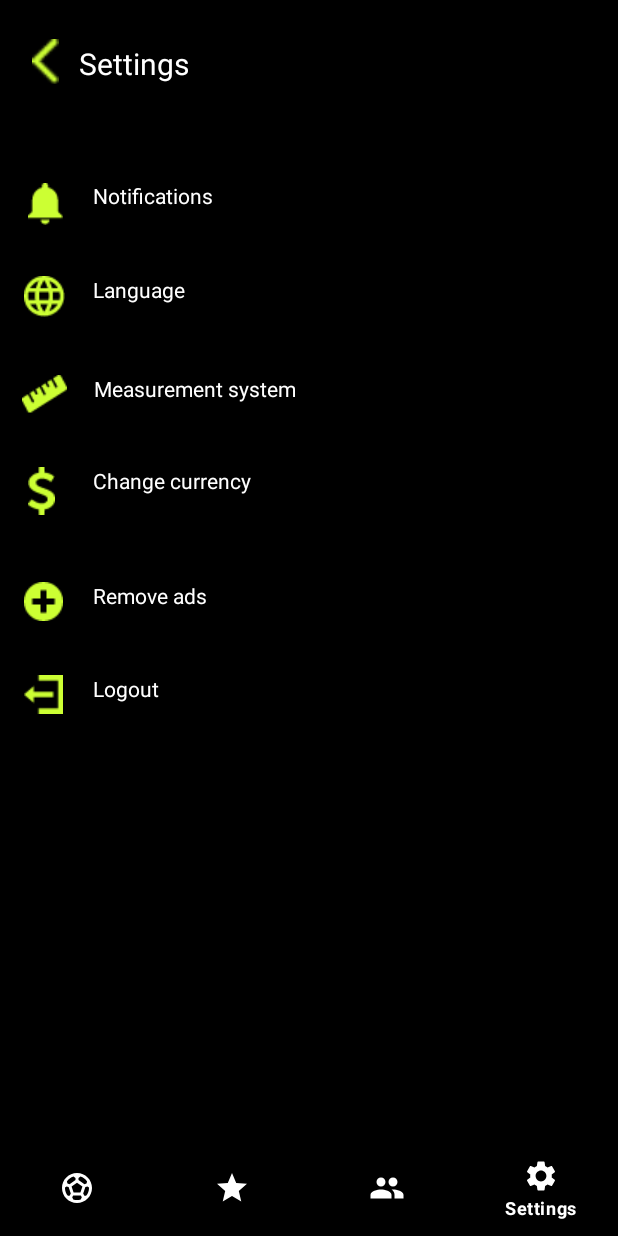
After one commit to nedimbandzovic/Golazo, an Android app: the SettingsActivity screen opened directly, with no data from a screen before it, on a phone screen of 412 x 824 dp. The commit adds this screen. Run offline under Robolectric (Android 15) with nearby library versions, the phone set to English and light mode, and no system bars.

Commit message:
Return option for two matches, Settings navigation bar implementation

```diff
--- a/app/src/main/AndroidManifest.xml
+++ b/app/src/main/AndroidManifest.xml
@@ -9,6 +9,9 @@
         android:roundIcon="@mipmap/ic_launcher_round"
         android:supportsRtl="true"
         android:theme="@style/Theme.Golazo">
+        <activity
+            android:name=".SettingsActivity"
+            android:exported="false" />
         <activity
             android:name=".match3"
             android:exported="false" />
--- a/app/src/main/java/com/example/golazo/ResultActivity.java
+++ b/app/src/main/java/com/example/golazo/ResultActivity.java
@@ -1,5 +1,6 @@
 package com.example.golazo;
 
+import androidx.annotation.NonNull;
 import androidx.appcompat.app.AppCompatActivity;
 
 import android.app.NotificationManager;
@@ -9,11 +10,17 @@ import android.graphics.Color;
 import android.os.Bundle;
 import android.os.CountDownTimer;
 import android.os.Handler;
+import android.view.MenuItem;
 import android.view.View;
 import android.view.animation.AlphaAnimation;
 import android.view.animation.Animation;
 import android.widget.TextView;
 import android.widget.Toast;
+import android.view.MenuItem;
+
+
+import com.google.android.material.bottomnavigation.BottomNavigationView;
+import com.google.android.material.navigation.NavigationBarView;
 
 import java.util.Timer;
 import java.util.TimerTask;
@@ -181,6 +188,25 @@ public class ResultActivity extends AppCompatActivity {
 
             }
         });
+        BottomNavigationView bottomNavigationView=findViewById(R.id.navigation);
+        bottomNavigationView.setSelectedItemId(R.id.matches);
+        bottomNavigationView.setOnItemReselectedListener(new NavigationBarView.OnItemReselectedListener() {
+            @Override
+            public void onNavigationItemReselected(@NonNull MenuItem item) {
+                switch (item.getItemId()){
+
+                    case R.id.matches:
+
+                    case R.id.settings:
+                        startActivity(new Intent(ResultActivity.this,SettingsActivity.class));
+                        finish();
+                        overridePendingTransition(0,0);
+                        return;
+                }
+
+
+            }
+        });
     }
 
 }
--- /dev/null
+++ b/app/src/main/java/com/example/golazo/SettingsActivity.java
@@ -0,0 +1,41 @@
+package com.example.golazo;
+
+import androidx.annotation.NonNull;
+import androidx.appcompat.app.AppCompatActivity;
+
+import android.content.Intent;
+import android.os.Bundle;
+import android.view.MenuItem;
+
+import com.google.android.material.bottomnavigation.BottomNavigationView;
+import com.google.android.material.navigation.NavigationBarView;
+
+public class SettingsActivity extends AppCompatActivity {
+
+    @Override
+    protected void onCreate(Bundle savedInstanceState) {
+        super.onCreate(savedInstanceState);
+        setContentView(R.layout.activity_settings);
+        getSupportActionBar().hide();
+        BottomNavigationView bottomNavigationView=findViewById(R.id.navigation);
+        bottomNavigationView.setSelectedItemId(R.id.settings);
+        bottomNavigationView.setOnItemReselectedListener(new NavigationBarView.OnItemReselectedListener() {
+            @Override
+            public void onNavigationItemReselected(@NonNull MenuItem item) {
+                switch (item.getItemId()){
+
+                    case R.id.matches:
+                        startActivity(new Intent(SettingsActivity.this,ResultActivity.class));
+                        finish();
+                        overridePendingTransition(0,0);
+                        return;
+
+                    case R.id.settings:
+
+                }
+
+
+            }
+        });
+    }
+}
--- a/app/src/main/java/com/example/golazo/match1.java
+++ b/app/src/main/java/com/example/golazo/match1.java
@@ -4,10 +4,13 @@ import androidx.appcompat.app.AppCompatActivity;
 
 import android.content.Intent;
 import android.os.Bundle;
+import android.view.View;
+import android.widget.ImageView;
 import android.widget.TextView;
 
 public class match1 extends AppCompatActivity {
     TextView result;
+    ImageView rik;
 
     @Override
     protected void onCreate(Bundle savedInstanceState) {
@@ -18,6 +21,13 @@ public class match1 extends AppCompatActivity {
         String resultz=intent.getStringExtra("zeljorezultat");
         result.setText(resultz);
         getSupportActionBar().hide();
+        rik=findViewById(R.id.rikvercikona);
+        rik.setOnClickListener(new View.OnClickListener() {
+            @Override
+            public void onClick(View view) {
+                match1.super.onBackPressed();
+            }
+        });
 
     }
 }
--- a/app/src/main/java/com/example/golazo/match2.java
+++ b/app/src/main/java/com/example/golazo/match2.java
@@ -4,10 +4,13 @@ import androidx.appcompat.app.AppCompatActivity;
 
 import android.content.Intent;
 import android.os.Bundle;
+import android.view.View;
+import android.widget.ImageView;
 import android.widget.TextView;
 
 public class match2 extends AppCompatActivity {
     TextView result2;
+    ImageView rik;
 
 
     @Override
@@ -20,5 +23,12 @@ public class match2 extends AppCompatActivity {
         String resultz=intent.getStringExtra("sarajevorezultat");
         result2.setText(resultz);
         getSupportActionBar().hide();
+        rik=findViewById(R.id.rikvercikona);
+        rik.setOnClickListener(new View.OnClickListener() {
+            @Override
+            public void onClick(View view) {
+                match2.super.onBackPressed();
+            }
+        });
     }
 }
--- a/app/src/main/res/layout/activity_match1.xml
+++ b/app/src/main/res/layout/activity_match1.xml
@@ -44,7 +44,7 @@
         app:layout_constraintHorizontal_bias="0.498"
         app:layout_constraintStart_toStartOf="parent"
         app:layout_constraintTop_toTopOf="parent"
-        app:layout_constraintVertical_bias="0.034" />
+        app:layout_constraintVertical_bias="0.056" />
 
     <TextView
         android:id="@+id/textView41"
@@ -724,4 +724,28 @@
         app:layout_constraintVertical_bias="0.184"
         app:srcCompat="@drawable/nevresfejzic" />
 
+    <ImageView
+        android:id="@+id/rikvercikona"
+        android:layout_width="wrap_content"
+        android:layout_height="wrap_content"
+        app:layout_constraintBottom_toBottomOf="parent"
+        app:layout_constraintEnd_toEndOf="parent"
+        app:layout_constraintHorizontal_bias="0.422"
+        app:layout_constraintStart_toStartOf="parent"
+        app:layout_constraintTop_toTopOf="parent"
+        app:layout_constraintVertical_bias="0.012"
+        app:srcCompat="@drawable/rikvercicon" />
+
+    <TextView
+        android:id="@+id/textView68"
+        android:layout_width="wrap_content"
+        android:layout_height="wrap_content"
+        android:text="Match"
+        android:textColor="@color/white"
+        app:layout_constraintBottom_toBottomOf="parent"
+        app:layout_constraintEnd_toEndOf="parent"
+        app:layout_constraintStart_toStartOf="parent"
+        app:layout_constraintTop_toTopOf="parent"
+        app:layout_constraintVertical_bias="0.012" />
+
 </androidx.constraintlayout.widget.ConstraintLayout>
--- a/app/src/main/res/layout/activity_match2.xml
+++ b/app/src/main/res/layout/activity_match2.xml
@@ -44,7 +44,7 @@
         app:layout_constraintHorizontal_bias="0.498"
         app:layout_constraintStart_toStartOf="parent"
         app:layout_constraintTop_toTopOf="parent"
-        app:layout_constraintVertical_bias="0.034" />
+        app:layout_constraintVertical_bias="0.056" />
 
     <TextView
         android:id="@+id/textView41"
@@ -724,4 +724,28 @@
         app:layout_constraintVertical_bias="0.184"
         app:srcCompat="@drawable/condric" />
 
+    <ImageView
+        android:id="@+id/rikvercikona"
+        android:layout_width="wrap_content"
+        android:layout_height="wrap_content"
+        app:layout_constraintBottom_toBottomOf="parent"
+        app:layout_constraintEnd_toEndOf="parent"
+        app:layout_constraintHorizontal_bias="0.422"
+        app:layout_constraintStart_toStartOf="parent"
+        app:layout_constraintTop_toTopOf="parent"
+        app:layout_constraintVertical_bias="0.012"
+        app:srcCompat="@drawable/rikvercicon" />
+
+    <TextView
+        android:id="@+id/textView68"
+        android:layout_width="wrap_content"
+        android:layout_height="wrap_content"
+        android:text="Match"
+        android:textColor="@color/white"
+        app:layout_constraintBottom_toBottomOf="parent"
+        app:layout_constraintEnd_toEndOf="parent"
+        app:layout_constraintStart_toStartOf="parent"
+        app:layout_constraintTop_toTopOf="parent"
+        app:layout_constraintVertical_bias="0.012" />
+
 </androidx.constraintlayout.widget.ConstraintLayout>
--- /dev/null
+++ b/app/src/main/res/layout/activity_settings.xml
@@ -0,0 +1,209 @@
+<?xml version="1.0" encoding="utf-8"?>
+<androidx.constraintlayout.widget.ConstraintLayout xmlns:android="http://schemas.android.com/apk/res/android"
+    xmlns:app="http://schemas.android.com/apk/res-auto"
+    xmlns:tools="http://schemas.android.com/tools"
+    android:layout_width="match_parent"
+    android:layout_height="match_parent"
+    tools:context=".SettingsActivity"
+    android:background="@color/black">
+
+    <ImageView
+        android:id="@+id/imageView54"
+        android:layout_width="30dp"
+        android:layout_height="30dp"
+        app:layout_constraintBottom_toBottomOf="parent"
+        app:layout_constraintEnd_toEndOf="parent"
+        app:layout_constraintHorizontal_bias="0.04"
+        app:layout_constraintStart_toStartOf="parent"
+        app:layout_constraintTop_toTopOf="parent"
+        app:layout_constraintVertical_bias="0.033"
+        app:srcCompat="@drawable/rikvercicon" />
+
+    <TextView
+        android:id="@+id/textView42"
+        android:layout_width="wrap_content"
+        android:layout_height="wrap_content"
+        android:text="Settings"
+        android:textColor="@color/white"
+        android:textSize="20dp"
+        android:textStyle="normal"
+        app:layout_constraintBottom_toBottomOf="parent"
+        app:layout_constraintEnd_toEndOf="parent"
+        app:layout_constraintHorizontal_bias="0.156"
+        app:layout_constraintStart_toStartOf="parent"
+        app:layout_constraintTop_toTopOf="parent"
+        app:layout_constraintVertical_bias="0.036" />
+
+    <ImageView
+        android:id="@+id/imageView55"
+        android:layout_width="wrap_content"
+        android:layout_height="wrap_content"
+        app:layout_constraintBottom_toBottomOf="parent"
+        app:layout_constraintEnd_toEndOf="parent"
+        app:layout_constraintHorizontal_bias="0.048"
+        app:layout_constraintStart_toStartOf="parent"
+        app:layout_constraintTop_toTopOf="parent"
+        app:layout_constraintVertical_bias="0.153"
+        app:srcCompat="@drawable/notificationmaterial" />
+
+    <ImageView
+        android:id="@+id/imageView56"
+        android:layout_width="wrap_content"
+        android:layout_height="wrap_content"
+        app:layout_constraintBottom_toBottomOf="parent"
+        app:layout_constraintEnd_toEndOf="parent"
+        app:layout_constraintHorizontal_bias="0.041"
+        app:layout_constraintStart_toStartOf="parent"
+        app:layout_constraintTop_toTopOf="parent"
+        app:layout_constraintVertical_bias="0.231"
+        app:srcCompat="@drawable/languageicon" />
+
+    <ImageView
+        android:id="@+id/imageView57"
+        android:layout_width="wrap_content"
+        android:layout_height="wrap_content"
+        app:layout_constraintBottom_toBottomOf="parent"
+        app:layout_constraintEnd_toEndOf="parent"
+        app:layout_constraintHorizontal_bias="0.039"
+        app:layout_constraintStart_toStartOf="parent"
+        app:layout_constraintTop_toTopOf="parent"
+        app:layout_constraintVertical_bias="0.313"
+        app:srcCompat="@drawable/awesomeruler" />
+
+    <ImageView
+        android:id="@+id/imageView58"
+        android:layout_width="wrap_content"
+        android:layout_height="wrap_content"
+        app:layout_constraintBottom_toBottomOf="parent"
+        app:layout_constraintEnd_toEndOf="parent"
+        app:layout_constraintHorizontal_bias="0.048"
+        app:layout_constraintStart_toStartOf="parent"
+        app:layout_constraintTop_toTopOf="parent"
+        app:layout_constraintVertical_bias="0.393"
+        app:srcCompat="@drawable/metrodolar" />
+
+    <ImageView
+        android:id="@+id/imageView59"
+        android:layout_width="wrap_content"
+        android:layout_height="wrap_content"
+        app:layout_constraintBottom_toBottomOf="parent"
+        app:layout_constraintEnd_toEndOf="parent"
+        app:layout_constraintHorizontal_bias="0.041"
+        app:layout_constraintStart_toStartOf="parent"
+        app:layout_constraintTop_toTopOf="parent"
+        app:layout_constraintVertical_bias="0.486"
+        app:srcCompat="@drawable/awesomeplus" />
+
+    <ImageView
+        android:id="@+id/imageView60"
+        android:layout_width="wrap_content"
+        android:layout_height="wrap_content"
+        app:layout_constraintBottom_toBottomOf="parent"
+        app:layout_constraintEnd_toEndOf="parent"
+        app:layout_constraintHorizontal_bias="0.041"
+        app:layout_constraintStart_toStartOf="parent"
+        app:layout_constraintTop_toTopOf="parent"
+        app:layout_constraintVertical_bias="0.564"
+        app:srcCompat="@drawable/logout" />
+
+    <TextView
+        android:id="@+id/textView688"
+        android:layout_width="wrap_content"
+        android:layout_height="wrap_content"
+        android:text="Notifications"
+        android:textColor="@color/white"
+        android:textStyle="normal"
+        app:layout_constraintBottom_toBottomOf="parent"
+        app:layout_constraintEnd_toEndOf="parent"
+        app:layout_constraintHorizontal_bias="0.187"
+        app:layout_constraintStart_toStartOf="parent"
+        app:layout_constraintTop_toTopOf="parent"
+        app:layout_constraintVertical_bias="0.15" />
+
+    <TextView
+        android:id="@+id/textView69"
+        android:layout_width="wrap_content"
+        android:layout_height="wrap_content"
+        android:text="Language"
+        android:textColor="@color/white"
+        android:textStyle="normal"
+        app:layout_constraintBottom_toBottomOf="parent"
+        app:layout_constraintEnd_toEndOf="parent"
+        app:layout_constraintHorizontal_bias="0.177"
+        app:layout_constraintStart_toStartOf="parent"
+        app:layout_constraintTop_toTopOf="parent"
+        app:layout_constraintVertical_bias="0.228" />
+
+    <TextView
+        android:id="@+id/textView70"
+        android:layout_width="wrap_content"
+        android:layout_height="wrap_content"
+        android:text="Measurement system"
+        android:textColor="@color/white"
+        android:textStyle="normal"
+        app:layout_constraintBottom_toBottomOf="parent"
+        app:layout_constraintEnd_toEndOf="parent"
+        app:layout_constraintHorizontal_bias="0.225"
+        app:layout_constraintStart_toStartOf="parent"
+        app:layout_constraintTop_toTopOf="parent"
+        app:layout_constraintVertical_bias="0.31" />
+
+    <TextView
+        android:id="@+id/textView681"
+        android:layout_width="wrap_content"
+        android:layout_height="wrap_content"
+        android:text="Change currency"
+        android:textColor="@color/white"
+        android:textStyle="normal"
+        app:layout_constraintBottom_toBottomOf="parent"
+        app:layout_constraintEnd_toEndOf="parent"
+        app:layout_constraintHorizontal_bias="0.202"
+        app:layout_constraintStart_toStartOf="parent"
+        app:layout_constraintTop_toTopOf="parent"
+        app:layout_constraintVertical_bias="0.386" />
+
+    <TextView
+        android:id="@+id/textView6814"
+        android:layout_width="wrap_content"
+        android:layout_height="wrap_content"
+        android:text="Remove ads"
+        android:textColor="@color/white"
+        android:textStyle="normal"
+        app:layout_constraintBottom_toBottomOf="parent"
+        app:layout_constraintEnd_toEndOf="parent"
+        app:layout_constraintHorizontal_bias="0.185"
+        app:layout_constraintStart_toStartOf="parent"
+        app:layout_constraintTop_toTopOf="parent"
+        app:layout_constraintVertical_bias="0.481" />
+
+    <TextView
+        android:id="@+id/textView687771"
+        android:layout_width="wrap_content"
+        android:layout_height="wrap_content"
+        android:text="Logout"
+        android:textColor="@color/white"
+        android:textStyle="normal"
+        app:layout_constraintBottom_toBottomOf="parent"
+        app:layout_constraintEnd_toEndOf="parent"
+        app:layout_constraintHorizontal_bias="0.168"
+        app:layout_constraintStart_toStartOf="parent"
+        app:layout_constraintTop_toTopOf="parent"
+        app:layout_constraintVertical_bias="0.558" />
+
+    <com.google.android.material.bottomnavigation.BottomNavigationView
+        android:layout_width="match_parent"
+        android:layout_height="wrap_content"
+        app:layout_constraintBottom_toBottomOf="parent"
+        app:layout_constraintEnd_toEndOf="parent"
+        app:layout_constraintHorizontal_bias="0.0"
+        app:layout_constraintStart_toStartOf="parent"
+        app:layout_constraintTop_toTopOf="parent"
+        app:layout_constraintVertical_bias="0.995"
+        android:id="@+id/navigation"
+        app:itemBackground="@color/black"
+        app:itemTextColor="@color/white"
+        app:itemIconTint="@color/white"
+        android:layout_alignParentBottom="true"
+        app:menu="@menu/menu_buttom"
+        />
+</androidx.constraintlayout.widget.ConstraintLayout>
```
Also changed, not shown: app/src/main/res/drawable-v24/awesomeplus.png (added), app/src/main/res/drawable-v24/awesomeruler.png (added), app/src/main/res/drawable-v24/languageicon.png (added), app/src/main/res/drawable-v24/logout.png (added), app/src/main/res/drawable-v24/metrodolar.png (added), app/src/main/res/drawable-v24/notificationmaterial.png (added), app/src/main/res/drawable-v24/rikvercicon.png (added).
